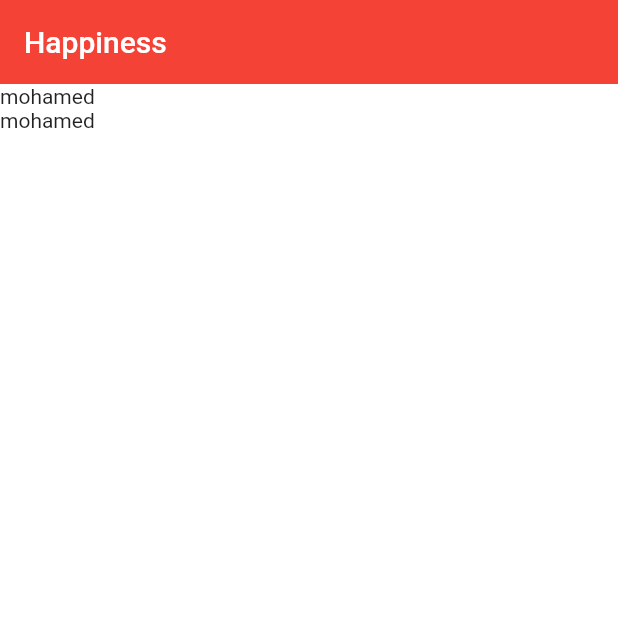
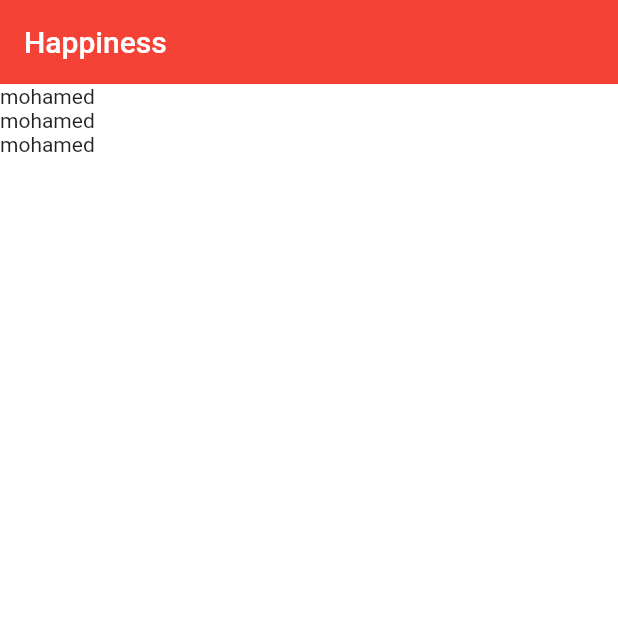
Before and after one commit to mohamedabdelghany/social, a Flutter app: the screen it shows after launch, on a phone screen of 412 x 824 dp, the top half of it. Run offline on Flutter 3.47's test engine with Material 2 defaults, Android fonts, the phone set to English and light mode, and no system bars; our stand-ins replace flutter_bloc.

Commit message:
last update

```diff
--- a/lib/layout/layout/home_layout.dart
+++ b/lib/layout/layout/home_layout.dart
@@ -28,6 +28,8 @@ class HomeLayout extends StatelessWidget
               [
                 Text('mohamed'),
                 Text('mohamed'),
+                Text('mohamed'),
+
 
               ],
             ),
```
